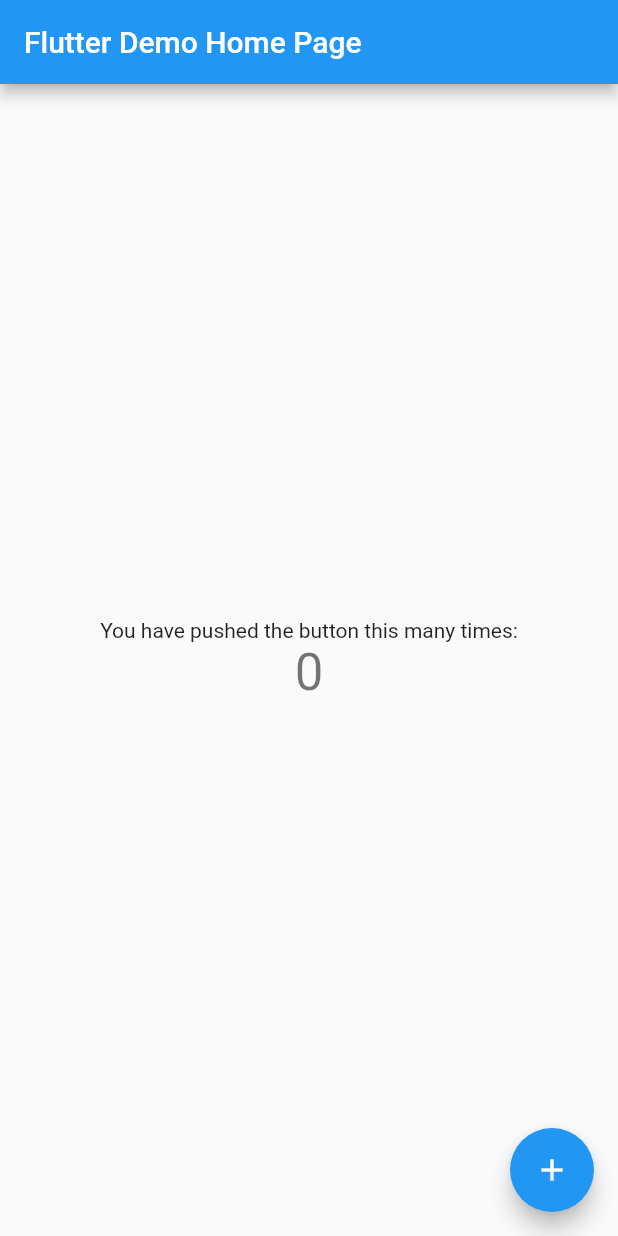
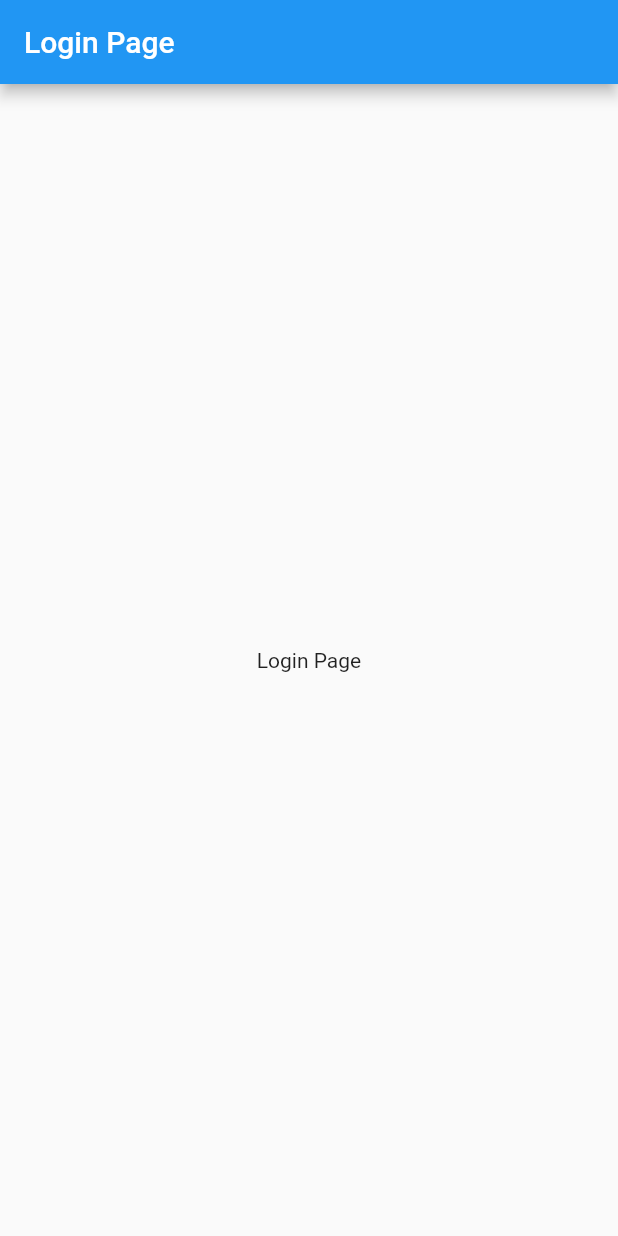
Before and after one commit to devsatrio/silogan_moblie, a Flutter app: the screen it shows after launch, on a phone screen of 412 x 824 dp. Run offline on Flutter 3.47's test engine with Material 2 defaults, Android fonts, the light colour scheme and no system bars.

Commit message:
adding login page

```diff
--- a/lib/main.dart
+++ b/lib/main.dart
@@ -1,115 +1,26 @@
 import 'package:flutter/material.dart';
+import 'package:silogan_mobile/screen/login.dart';
 
 void main() {
-  runApp(const MyApp());
+  runApp(const SiloganApp());
 }
 
-class MyApp extends StatelessWidget {
-  const MyApp({Key? key}) : super(key: key);
+class SiloganApp extends StatefulWidget {
+  const SiloganApp({Key? key}) : super(key: key);
 
-  // This widget is the root of your application.
+  @override
+  State<SiloganApp> createState() => _SiloganAppState();
+}
+
+class _SiloganAppState extends State<SiloganApp> {
   @override
   Widget build(BuildContext context) {
     return MaterialApp(
-      title: 'Flutter Demo',
-      theme: ThemeData(
-        // This is the theme of your application.
-        //
-        // Try running your application with "flutter run". You'll see the
-        // application has a blue toolbar. Then, without quitting the app, try
-        // changing the primarySwatch below to Colors.green and then invoke
-        // "hot reload" (press "r" in the console where you ran "flutter run",
-        // or simply save your changes to "hot reload" in a Flutter IDE).
-        // Notice that the counter didn't reset back to zero; the application
-        // is not restarted.
-        primarySwatch: Colors.blue,
-      ),
-      home: const MyHomePage(title: 'Flutter Demo Home Page'),
+      debugShowCheckedModeBanner: false,
+      initialRoute: '/loginpage',
+      routes: {
+        '/loginpage' :(context) => LoginScreen(),
+      },
     );
   }
 }
-
-class MyHomePage extends StatefulWidget {
-  const MyHomePage({Key? key, required this.title}) : super(key: key);
-
-  // This widget is the home page of your application. It is stateful, meaning
-  // that it has a State object (defined below) that contains fields that affect
-  // how it looks.
-
-  // This class is the configuration for the state. It holds the values (in this
-  // case the title) provided by the parent (in this case the App widget) and
-  // used by the build method of the State. Fields in a Widget subclass are
-  // always marked "final".
-
-  final String title;
-
-  @override
-  State<MyHomePage> createState() => _MyHomePageState();
-}
-
-class _MyHomePageState extends State<MyHomePage> {
-  int _counter = 0;
-
-  void _incrementCounter() {
-    setState(() {
-      // This call to setState tells the Flutter framework that something has
-      // changed in this State, which causes it to rerun the build method below
-      // so that the display can reflect the updated values. If we changed
-      // _counter without calling setState(), then the build method would not be
-      // called again, and so nothing would appear to happen.
-      _counter++;
-    });
-  }
-
-  @override
-  Widget build(BuildContext context) {
-    // This method is rerun every time setState is called, for instance as done
-    // by the _incrementCounter method above.
-    //
-    // The Flutter framework has been optimized to make rerunning build methods
-    // fast, so that you can just rebuild anything that needs updating rather
-    // than having to individually change instances of widgets.
-    return Scaffold(
-      appBar: AppBar(
-        // Here we take the value from the MyHomePage object that was created by
-        // the App.build method, and use it to set our appbar title.
-        title: Text(widget.title),
-      ),
-      body: Center(
-        // Center is a layout widget. It takes a single child and positions it
-        // in the middle of the parent.
-        child: Column(
-          // Column is also a layout widget. It takes a list of children and
-          // arranges them vertically. By default, it sizes itself to fit its
-          // children horizontally, and tries to be as tall as its parent.
-          //
-          // Invoke "debug painting" (press "p" in the console, choose the
-          // "Toggle Debug Paint" action from the Flutter Inspector in Android
-          // Studio, or the "Toggle Debug Paint" command in Visual Studio Code)
-          // to see the wireframe for each widget.
-          //
-          // Column has various properties to control how it sizes itself and
-          // how it positions its children. Here we use mainAxisAlignment to
-          // center the children vertically; the main axis here is the vertical
-          // axis because Columns are vertical (the cross axis would be
-          // horizontal).
-          mainAxisAlignment: MainAxisAlignment.center,
-          children: <Widget>[
-            const Text(
-              'You have pushed the button this many times:',
-            ),
-            Text(
-              '$_counter',
-              style: Theme.of(context).textTheme.headline4,
-            ),
-          ],
-        ),
-      ),
-      floatingActionButton: FloatingActionButton(
-        onPressed: _incrementCounter,
-        tooltip: 'Increment',
-        child: const Icon(Icons.add),
-      ), // This trailing comma makes auto-formatting nicer for build methods.
-    );
-  }
-}
--- /dev/null
+++ b/lib/screen/login.dart
@@ -0,0 +1,20 @@
+import 'package:flutter/material.dart';
+
+class LoginScreen extends StatefulWidget {
+  const LoginScreen({Key? key}) : super(key: key);
+
+  @override
+  State<LoginScreen> createState() => _LoginScreenState();
+}
+
+class _LoginScreenState extends State<LoginScreen> {
+  @override
+  Widget build(BuildContext context) {
+    return Scaffold(
+      appBar: AppBar(title: Text('Login Page')),
+      body: Center(
+        child: Text('Login Page'),
+      ),
+    );
+  }
+}
```
Also changed, not shown: pubspec.lock, 2 other files.
